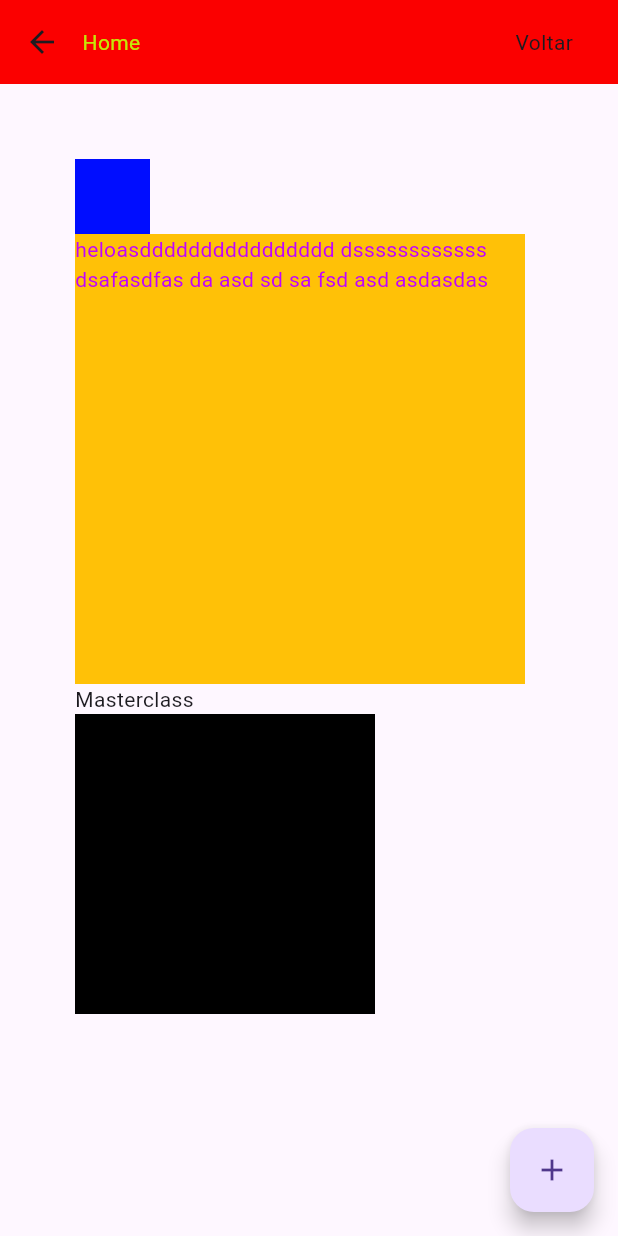
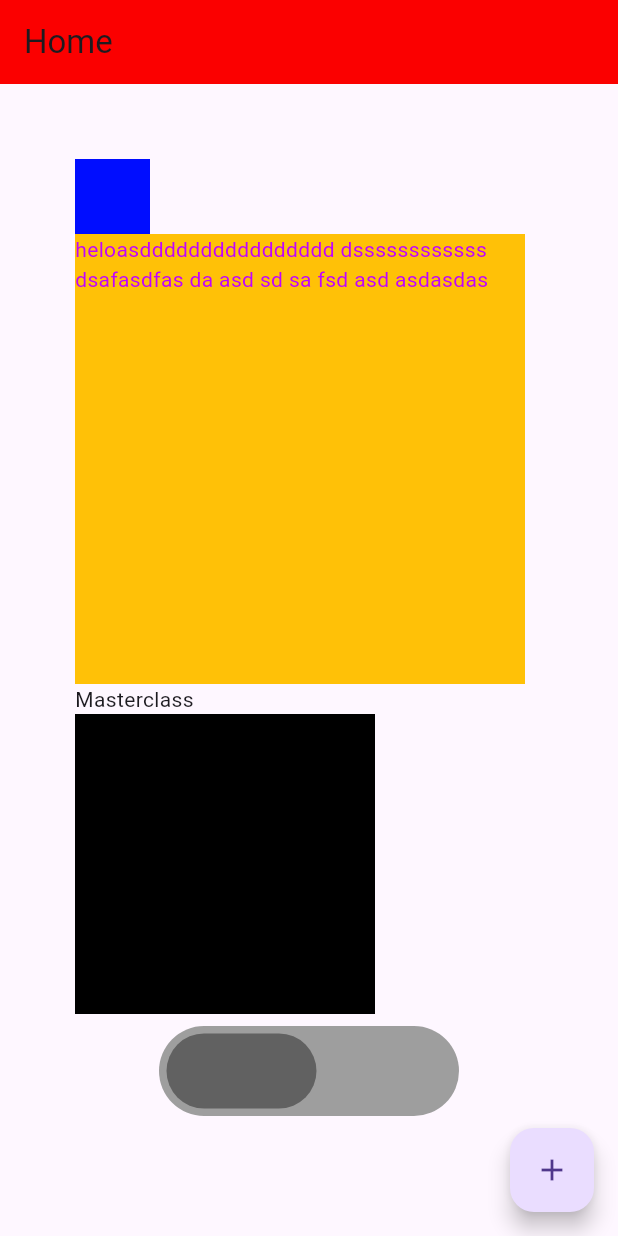
Before and after one commit to VinicioSantosOliveira/learnflutter, a Flutter app: the HomePage screen opened directly, on a phone screen of 412 x 824 dp. Run offline on Flutter 3.47's test engine with Material 3 defaults, Android fonts, the phone set to English and light mode, and no system bars.

Commit message:
componente customButtom

```diff
--- /dev/null
+++ b/lib/custom_buttom.dart
@@ -0,0 +1,60 @@
+import 'package:flutter/material.dart';
+
+class CustomButtom extends StatefulWidget {
+  const CustomButtom({super.key});
+
+  @override
+  State<CustomButtom> createState() => _AnimatedPageState();
+}
+
+class _AnimatedPageState extends State<CustomButtom> {
+  var isSelected = false;
+
+  @override
+  Widget build(BuildContext context) {
+    return Material(
+      child: Center(
+        child: Column(
+          children: [
+            GestureDetector(
+              onTap: () {
+                setState(
+                  () {
+                    isSelected = !isSelected;
+                  },
+                );
+              },
+              child: Container(
+                height: 60,
+                width: 200,
+                decoration: BoxDecoration(
+                  color: Colors.grey,
+                  borderRadius: BorderRadius.circular(80),
+                ),
+                child: Padding(
+                  padding: const EdgeInsets.all(5.0),
+                  child: AnimatedAlign(
+                    duration: const Duration(milliseconds: 250),
+                    curve: Curves.bounceOut,
+                    alignment: isSelected
+                        ? Alignment.centerRight
+                        : Alignment.centerLeft,
+                    child: AnimatedContainer(
+                      duration: const Duration(microseconds: 250),
+                      height: 50,
+                      width: 100,
+                      decoration: BoxDecoration(
+                        color: isSelected ? Colors.red : Colors.grey[700],
+                        borderRadius: BorderRadius.circular(80),
+                      ),
+                    ),
+                  ),
+                ),
+              ),
+            ),
+          ],
+        ),
+      ),
+    );
+  }
+}
--- a/lib/home_page.dart
+++ b/lib/home_page.dart
@@ -1,4 +1,5 @@
 import 'package:flutter/material.dart';
+import 'package:learnflutter/custom_buttom.dart';
 
 class HomePage extends StatelessWidget {
   const HomePage({super.key});
@@ -10,21 +11,7 @@ class HomePage extends StatelessWidget {
     return Scaffold(
       appBar: AppBar(
         backgroundColor: const Color.fromARGB(255, 251, 0, 0),
-        actions: const [
-          Padding(
-            padding: EdgeInsets.only(left: 10, right: 250),
-            child: Text(
-              'Home',
-              style: TextStyle(
-                color: Color.fromARGB(255, 197, 231, 7),
-              ),
-            ),
-          ),
-          Padding(
-            padding: EdgeInsets.only(right: 30),
-            child: Text('Voltar'),
-          ),
-        ],
+        title: const Text('Home'),
       ),
       body: Padding(
         padding: const EdgeInsets.only(
@@ -63,6 +50,10 @@ class HomePage extends StatelessWidget {
               height: size,
               color: Colors.black,
             ),
+            const Padding(
+              padding: EdgeInsets.all(8.0),
+              child: CustomButtom(),
+            ),
           ],
         ),
       ),
--- a/lib/my_app.dart
+++ b/lib/my_app.dart
@@ -1,6 +1,5 @@
 import 'package:flutter/material.dart';
-import 'package:learnflutter/animated_page.dart';
-import 'home_page.dart';
+import 'package:learnflutter/home_page.dart';
 
 class MyApp extends StatelessWidget {
   const MyApp({super.key});
@@ -8,7 +7,7 @@ class MyApp extends StatelessWidget {
   @override
   Widget build(BuildContext context) {
     return const MaterialApp(
-      home: AnimatedPage(),
+      home: HomePage(),
     );
   }
 }
```
Also changed, not shown: lib/animated_page.dart (deleted, +0 -52 lines).
